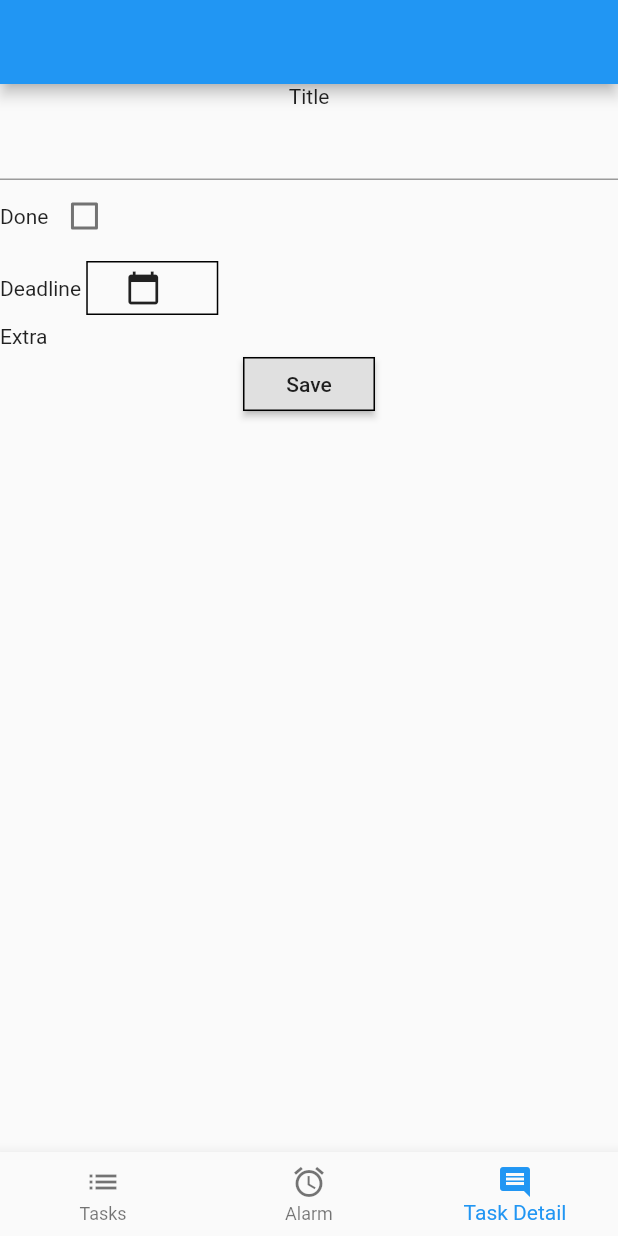
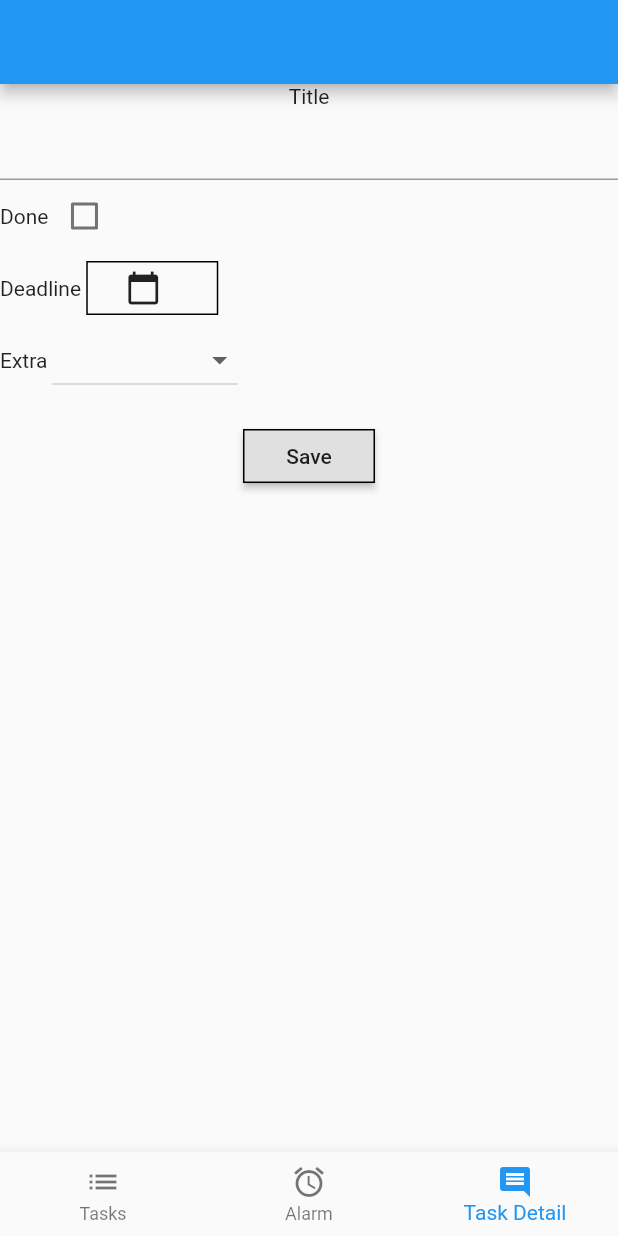
Before and after one commit to DeRidderJonas/BAP_Todo_Flutter, a Flutter app: the screen it shows after launch, item 3 of the bottom bar chosen, on a phone screen of 412 x 824 dp. Run offline on Flutter 3.47's test engine with Material 2 defaults, Android fonts, the phone set to English and light mode, and no system bars; our stand-ins replace shared_preferences, sqflite; accounts and stored records are empty.

```diff
--- a/lib/task_detail_widget.dart
+++ b/lib/task_detail_widget.dart
@@ -13,6 +13,12 @@ class TaskDetail extends StatefulWidget {
 class _TaskDetailState extends State<TaskDetail> {
   Task task = new Task();
   final titleController = TextEditingController();
+  final dropdownItems = <String>['None', 'Not important'].map((String value) {
+    return new DropdownMenuItem<String>(
+      value: value,
+      child: Text(value),
+    );
+  }).toList();
 
   @override
   void initState() {
@@ -65,6 +71,19 @@ class _TaskDetailState extends State<TaskDetail> {
         Row(
           children: <Widget>[
             Text("Extra "),
+            DropdownButton<String>(
+              value: task.extra,
+              items: dropdownItems,
+              onChanged: (String newValue) {
+                setState(() {
+                  task.extra = newValue;
+                });
+              },
+            )
+          ],
+        ),
+        Row(
+          children: <Widget>[
             Text(task.extra),
           ],
         ),
@@ -85,11 +104,10 @@ class _TaskDetailState extends State<TaskDetail> {
 
   selectDate() async {
     DateTime date = await showDatePicker(
-      context: context,
-      initialDate: new DateTime.now(),
-      firstDate: new DateTime(2016),
-      lastDate: new DateTime(2020)
-    );
+        context: context,
+        initialDate: new DateTime.now(),
+        firstDate: new DateTime(2016),
+        lastDate: new DateTime(2020));
     String dateString = DateFormat('dd/MM/yyyy').format(date);
     setState(() {
       task.deadline = dateString;
```
